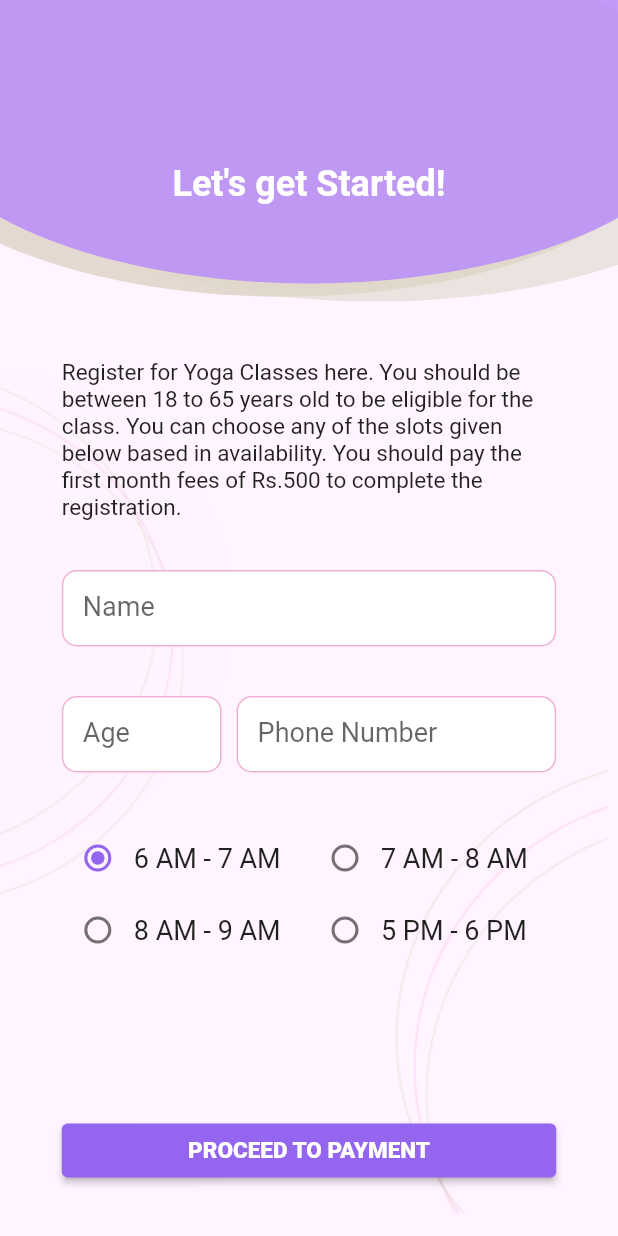
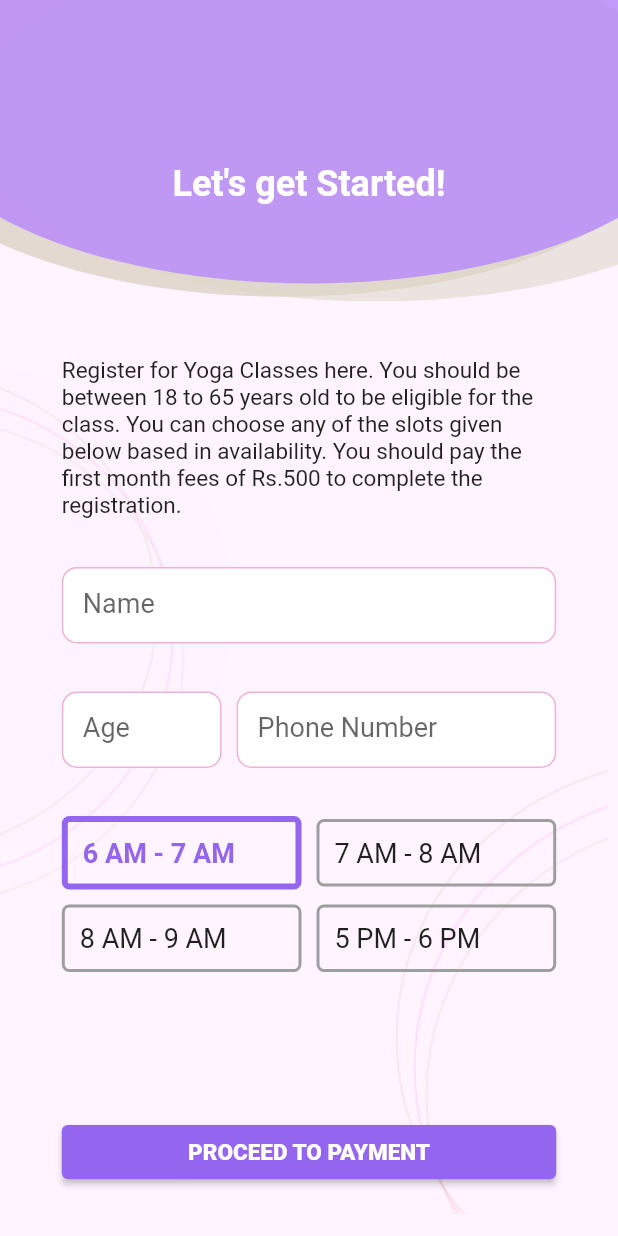
Before and after one commit to AthulJohn/yogaapp-frontend, a Flutter app: the screen it shows after launch, after a tap on "New Registration", on a phone screen of 412 x 824 dp. Run offline on Flutter 3.47's test engine with Material 2 defaults, Android fonts, the light colour scheme and no system bars; our stand-ins replace flutter_svg; network calls fail.

Commit message:
made makor UI Changes

```diff
--- a/lib/constants/text_styles.dart
+++ b/lib/constants/text_styles.dart
@@ -19,6 +19,8 @@ abstract class AppTextStyles {
   );
 
   static const TextStyle radioText = TextStyle(fontSize: 18);
+  static TextStyle radioTextSelected = TextStyle(
+      fontSize: 18, color: AppColors.buttonColor, fontWeight: FontWeight.bold);
 
   static const TextStyle mini = TextStyle(
     fontSize: 13,
@@ -37,4 +39,7 @@ abstract class AppTextStyles {
       TextStyle(fontSize: 20, fontWeight: FontWeight.bold);
   static TextStyle textButtonStyle = TextStyle(
       fontWeight: FontWeight.w900, fontSize: 15, color: AppColors.buttonColor);
+
+  static TextStyle strongStyle = TextStyle(
+      fontSize: 23, fontWeight: FontWeight.bold, color: AppColors.buttonColor);
 }
--- /dev/null
+++ b/lib/interface/components/academy_logo.dart
@@ -0,0 +1,28 @@
+import 'package:flutter/material.dart';
+
+class AcademyLogo extends StatelessWidget {
+  const AcademyLogo({this.size = 100, this.hasText = false, super.key});
+  final double size;
+  final bool hasText;
+
+  @override
+  Widget build(BuildContext context) {
+    return Column(
+      children: [
+        SizedBox(
+            height: size, child: Image.asset("assets/images/logo/bird.png")),
+        SizedBox(height: 10),
+        if (hasText)
+          Text(
+            "Nirvana Academy of Yoga and Meditation",
+            style: TextStyle(
+                color: Colors.pink[200],
+                fontSize: 10 + 0.12 * size,
+                fontStyle: FontStyle.italic,
+                fontWeight: FontWeight.bold),
+            textAlign: TextAlign.center,
+          ),
+      ],
+    );
+  }
+}
--- a/lib/interface/screens/register_form/slot_radio_buttons.dart
+++ b/lib/interface/screens/register_form/slot_radio_buttons.dart
@@ -27,74 +27,107 @@ class _SlotRadioButtonsState extends State<SlotRadioButtons> {
         Row(
           children: [
             Expanded(
-              child: Row(children: [
-                Radio(
-                  activeColor: AppColors.buttonColor,
-                  value: 1,
-                  groupValue: slot,
-                  onChanged: (val) {
+              child: InkWell(
+                splashColor: AppColors.buttonColor,
+                onTap: () {
                   setState(() {
                     slot = 1;
                   });
                   widget.onChanged?.call(1);
                 },
+                child: Container(
+                  decoration: BoxDecoration(
+                    border: Border.all(
+                        color: slot == 1 ? AppColors.buttonColor : Colors.grey,
+                        width: slot == 1 ? 4 : 2),
+                    borderRadius: BorderRadius.circular(5),
                   ),
-                const Text("6 AM - 7 AM", style: AppTextStyles.radioText),
-              ]),
+                  padding: EdgeInsets.all(10),
+                  child: Text("6 AM - 7 AM",
+                      style: slot == 1
+                          ? AppTextStyles.radioTextSelected
+                          : AppTextStyles.radioText),
                 ),
+              ),
+            ),
+            SizedBox(width: 10),
             Expanded(
-              child: Row(children: [
-                Radio(
-                  activeColor: AppColors.buttonColor,
-                  value: 2,
-                  groupValue: slot,
-                  onChanged: (val) {
+              child: InkWell(
+                splashColor: AppColors.buttonColor,
+                onTap: () {
                   setState(() {
                     slot = 2;
                   });
                   widget.onChanged?.call(2);
                 },
+                child: Container(
+                  decoration: BoxDecoration(
+                    border: Border.all(
+                        color: slot == 2 ? AppColors.buttonColor : Colors.grey,
+                        width: slot == 2 ? 4 : 2),
+                    borderRadius: BorderRadius.circular(5),
                   ),
-                const Text("7 AM - 8 AM", style: AppTextStyles.radioText),
-              ]),
-            )
+                  padding: EdgeInsets.all(10),
+                  child: Text("7 AM - 8 AM",
+                      style: slot == 2
+                          ? AppTextStyles.radioTextSelected
+                          : AppTextStyles.radioText),
+                ),
+              ),
+            ),
           ],
         ),
+        SizedBox(height: 10),
         Row(
           children: [
             Expanded(
-              child: Row(children: [
-                Radio(
-                  activeColor: AppColors.buttonColor,
-                  value: 3,
-                  groupValue: slot,
-                  onChanged: (val) {
+              child: InkWell(
+                splashColor: AppColors.buttonColor,
+                onTap: () {
                   setState(() {
                     slot = 3;
                   });
                   widget.onChanged?.call(3);
                 },
+                child: Container(
+                  decoration: BoxDecoration(
+                    border: Border.all(
+                        color: slot == 3 ? AppColors.buttonColor : Colors.grey,
+                        width: slot == 3 ? 4 : 2),
+                    borderRadius: BorderRadius.circular(5),
                   ),
-                const Text("8 AM - 9 AM", style: AppTextStyles.radioText),
-              ]
-                  // contentPadding: EdgeInsets.symmetric(horizontal: 5),
+                  padding: EdgeInsets.all(10),
+                  child: Text("8 AM - 9 AM",
+                      style: slot == 3
+                          ? AppTextStyles.radioTextSelected
+                          : AppTextStyles.radioText),
                 ),
               ),
+            ),
+            SizedBox(width: 10),
             Expanded(
-              child: Row(children: [
-                Radio(
-                  activeColor: AppColors.buttonColor,
-                  value: 4,
-                  groupValue: slot,
-                  onChanged: (val) {
+              child: InkWell(
+                  splashColor: AppColors.buttonColor,
+                  onTap: () {
                     setState(() {
                       slot = 4;
                     });
                     widget.onChanged?.call(4);
                   },
+                  child: Container(
+                    decoration: BoxDecoration(
+                      border: Border.all(
+                          color:
+                              slot == 4 ? AppColors.buttonColor : Colors.grey,
+                          width: slot == 4 ? 4 : 2),
+                      borderRadius: BorderRadius.circular(5),
                     ),
-                const Text("5 PM - 6 PM", style: AppTextStyles.radioText),
-              ]),
+                    padding: EdgeInsets.all(10),
+                    child: Text("5 PM - 6 PM",
+                        style: slot == 4
+                            ? AppTextStyles.radioTextSelected
+                            : AppTextStyles.radioText),
+                  )),
             )
           ],
         ),
--- a/lib/interface/screens/user_auth_screen/auth_screen.dart
+++ b/lib/interface/screens/user_auth_screen/auth_screen.dart
@@ -78,7 +78,7 @@ class _AuthorizeBodyState extends State<AuthorizeBody> {
           ? Row(
               children: const [
                 Text(
-                  'Signing Up...  ',
+                  'Authorizing...  ',
                   style: AppTextStyles.body,
                 ),
                 CircularProgressIndicator(
@@ -110,7 +110,7 @@ class _AuthorizeBodyState extends State<AuthorizeBody> {
                       if (!mounted) return;
                       Provider.of<Person>(context, listen: false)
                           .setPerson(pers);
-                      Navigator.push(context,
+                      Navigator.pushReplacement(context,
                           MaterialPageRoute(builder: (context) => Dashboard()));
                     });
                   },
--- a/lib/services/authorize.dart
+++ b/lib/services/authorize.dart
@@ -21,6 +21,7 @@ Future<Person?> authorize(String id, String phone) async {
       print(response.body);
       if (response.statusCode == 200) {
         Map<String, dynamic> m = jsonDecode(response.body);
+        print(m["lastFeePaidMonth"]);
         return Person.fromJson(m);
       }
       return null;
```
Also changed, not shown: lib/interface/screens/dashboard/dashboard.dart (+89 -25 lines), lib/interface/screens/dashboard/outlinemessage.dart (added, +31 -0 lines), lib/interface/screens/home_screen/home_screen.dart (+10 -1 lines), lib/interface/screens/know_more_page/know_more.dart (added, +75 -0 lines), lib/interface/screens/payment_screen/payment.dart (+30 -6 lines), lib/interface/screens/payment_screen/payment_tile.dart (+10 -0 lines), lib/models/person_model.dart (+23 -6 lines). Lines whose indentation alone changed are shown as unchanged.
